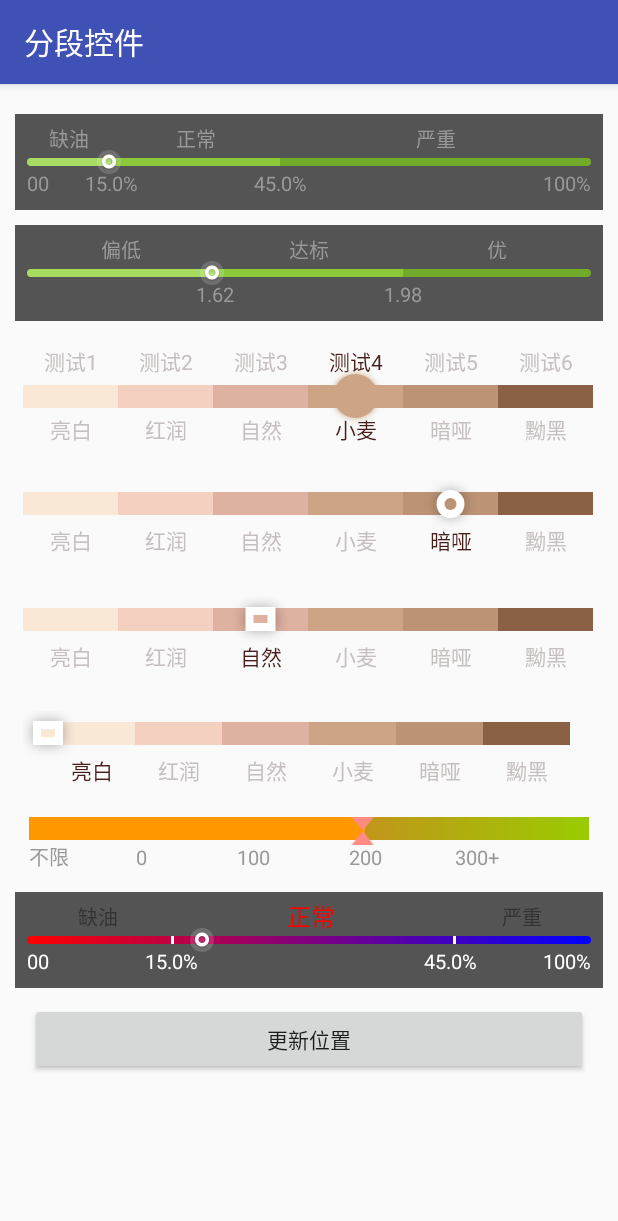
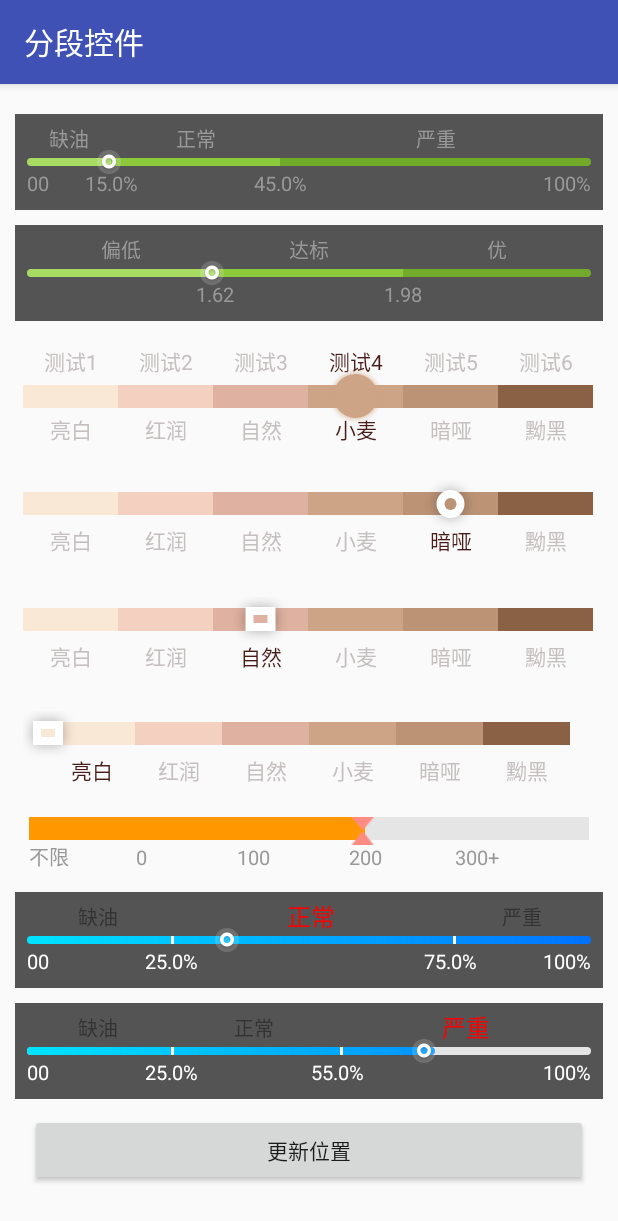
Before and after one commit to zhou-you/EasySegmentedBarView, an Android app: the TestActivity screen opened directly, with no data from a screen before it, on a phone screen of 412 x 824 dp. Shown: the top 1221 px of the screen. Run offline under Robolectric (Android 15) with nearby library versions, the phone set to English and light mode, and no system bars.

Commit message:
增加进度动态计算颜色

```diff
--- a/app/src/main/java/com/zhouyou/view/segmentedbar/demo/TestActivity.java
+++ b/app/src/main/java/com/zhouyou/view/segmentedbar/demo/TestActivity.java
@@ -42,6 +42,7 @@ public class TestActivity extends AppCompatActivity {
         createBarViewTest6();
         createBarViewTest7();
         createBarViewTest8();
+        createBarViewTest9();
     }
 
     //设置滑块类型
@@ -199,14 +200,29 @@ public class TestActivity extends AppCompatActivity {
         Segment segment1 = new Segment(0.0f, 25.0f, "", Color.TRANSPARENT).setDescriptionText("00").setTopDescriptionText("缺油");
         segments.add(segment1);
         //中间显示用40%&60%  “&” 分割
-        Segment segment2 = new Segment(25.0f, 75.0f, "", Color.TRANSPARENT).setDescriptionText("15.0%&45.0%").setTopDescriptionText("正常");
+        Segment segment2 = new Segment(25.0f, 75.0f, "", Color.TRANSPARENT).setDescriptionText("25.0%&75.0%").setTopDescriptionText("正常");
         segments.add(segment2);
         Segment segment3 = new Segment(75.0f, 100.0f, "", Color.TRANSPARENT).setDescriptionText("100%").setTopDescriptionText("严重");
         segments.add(segment3);
         barView1.setShowDescriptionText(true);
-        barView1.setValue(30.6f);
+        barView1.setValue(35.0f);
         barView1.setSegments(segments);
-        barView1.setGradientBgSegmentColor(Color.RED,Color.BLUE);
+        //barView1.setGradientBgSegmentColor(Color.RED,Color.BLUE);
+    }
+    private void createBarViewTest9() {
+        SegmentedBarView barView1 = (SegmentedBarView) findViewById(R.id.slider_type_bar_view_thumb9);
+        int colors[] = new int[]{Color.parseColor("#a8db62"), Color.parseColor("#8bc93a"), Color.parseColor("#72ab2a")};
+        ArrayList<Segment> segments = new ArrayList<>();
+        Segment segment1 = new Segment(0.0f, 25.0f, "", Color.TRANSPARENT).setDescriptionText("00").setTopDescriptionText("缺油");
+        segments.add(segment1);
+        //中间显示用40%&60%  “&” 分割
+        Segment segment2 = new Segment(25.0f, 55.0f, "", Color.TRANSPARENT).setDescriptionText("25.0%&55.0%").setTopDescriptionText("正常");
+        segments.add(segment2);
+        Segment segment3 = new Segment(55.0f, 100.0f, "", Color.TRANSPARENT).setDescriptionText("100%").setTopDescriptionText("严重");
+        segments.add(segment3);
+        barView1.setShowDescriptionText(true);
+        barView1.setValue(70.0f);
+        barView1.setSegments(segments);
     }
 
     public void onProgress(View view) {
--- a/app/src/main/res/layout/activity_main.xml
+++ b/app/src/main/res/layout/activity_main.xml
@@ -304,8 +304,8 @@
                 android:paddingTop="5dp"
                 app:sbv_empty_segment_text="No segments"
                 app:sbv_segment_bg="true"
-                app:sbv_segment_endcolor="@color/end_color"
-                app:sbv_segment_startcolor="@color/start_color"
+                app:sbv_segment_bg_endcolor="@color/end_color"
+                app:sbv_segment_bg_startcolor="@color/start_color"
                 app:sbv_segment_gap_width="3dp"
                 app:sbv_show_description_text="false"
                 app:sbv_show_segment_text="false"
--- a/app/src/main/res/layout/activity_test.xml
+++ b/app/src/main/res/layout/activity_test.xml
@@ -153,9 +153,9 @@
                 app:sbv_description_text_color="@color/textcolor_99"
                 app:sbv_description_text_size="13sp"
                 app:sbv_segment_bg="true"
-                app:sbv_segment_endcolor="#e5e5e5"
+                app:sbv_segment_bg_endcolor="#e5e5e5"
+                app:sbv_segment_bg_startcolor="#e5e5e5"
                 app:sbv_segment_gap_width="0dp"
-                app:sbv_segment_startcolor="#e5e5e5"
                 app:sbv_show_description_text="true"
                 app:sbv_show_description_top_text="false"
                 app:sbv_show_segment_text="false"
@@ -174,19 +174,49 @@
                 app:sbv_bar_height="5dp"
                 app:sbv_descriptionAlign="Both"
                 app:sbv_descriptionTopAlign="Center"
+                app:sbv_description_highlight_text_color="#ff0000"
+                app:sbv_description_hightlight_text_size="16sp"
                 app:sbv_description_text_color="#ffffff"
+                app:sbv_description_text_size="13sp"
                 app:sbv_description_top_text_color="#333333"
-                app:sbv_description_highlight_text_color="#ff0000"
-                app:sbv_description_text_size="13sp"
-                app:sbv_description_hightlight_text_size="16sp"
+                app:sbv_segment_bg="true"
+                app:sbv_segment_bg_endcolor="@color/end_color"
+                app:sbv_segment_bg_startcolor="@color/start_color"
                 app:sbv_segment_gap_width="2dp"
                 app:sbv_segment_rule="scale"
                 app:sbv_show_description_text="true"
                 app:sbv_show_description_top_text="true"
                 app:sbv_show_segment_text="false"
+                app:sbv_side_style="rounded"
+                app:sbv_side_text_style="oneSided"
+                app:sbv_sliderImg="@mipmap/ic_weigh_slider"
+                app:sbv_sliderType="Slider" />
+
+            <com.zhouyou.view.segmentedbar.SegmentedBarView
+                android:id="@+id/slider_type_bar_view_thumb9"
+                android:layout_width="match_parent"
+                android:layout_height="wrap_content"
+                android:layout_marginTop="10dp"
+                android:background="@color/black_54"
+                app:sbv_bar_height="5dp"
+                app:sbv_descriptionAlign="Both"
+                app:sbv_descriptionTopAlign="Center"
+                app:sbv_description_highlight_text_color="#ff0000"
+                app:sbv_description_hightlight_text_size="16sp"
+                app:sbv_description_text_color="#ffffff"
+                app:sbv_description_text_size="13sp"
+                app:sbv_description_top_text_color="#333333"
                 app:sbv_segment_bg="true"
-                app:sbv_segment_endcolor="@color/end_color"
-                app:sbv_segment_startcolor="@color/start_color"
+                app:sbv_segment_bg_endcolor="#e5e5e5"
+                app:sbv_segment_bg_startcolor="#e5e5e5"
+                app:sbv_segment_gap_width="2dp"
+                app:sbv_segment_progress="true"
+                app:sbv_segment_progress_endcolor="@color/end_color"
+                app:sbv_segment_progress_startcolor="@color/start_color"
+                app:sbv_segment_rule="scale"
+                app:sbv_show_description_text="true"
+                app:sbv_show_description_top_text="true"
+                app:sbv_show_segment_text="false"
                 app:sbv_side_style="rounded"
                 app:sbv_side_text_style="oneSided"
                 app:sbv_sliderImg="@mipmap/ic_weigh_slider"
--- a/segmentedbar/src/main/java/com/zhouyou/view/segmentedbar/SegmentedBarView.java
+++ b/segmentedbar/src/main/java/com/zhouyou/view/segmentedbar/SegmentedBarView.java
@@ -83,6 +83,7 @@ public class SegmentedBarView extends View {
     private int arrowHeight;                                     //滑块箭头的高度
     private int arrowWidth;                                      //滑块箭头的宽度
     private int gapWidth;                                        //分段控件之间的间隔
+    private int gapColor;                                        //分段控件之间的间隔颜色
     private int barHeight;                                       //分段条的高度
 
     private List<Segment> segments;                             //分段控件集合
@@ -175,6 +176,7 @@ public class SegmentedBarView extends View {
             arrowHeight = a.getDimensionPixelSize(R.styleable.SegmentedBarView_sbv_arrow_height, resources.getDimensionPixelSize(R.dimen.sbv_arrow_height));
             arrowWidth = a.getDimensionPixelSize(R.styleable.SegmentedBarView_sbv_arrow_width, resources.getDimensionPixelSize(R.dimen.sbv_arrow_width));
             gapWidth = a.getDimensionPixelSize(R.styleable.SegmentedBarView_sbv_segment_gap_width, resources.getDimensionPixelSize(R.dimen.sbv_segment_gap_width));
+            gapColor = a.getColor(R.styleable.SegmentedBarView_sbv_segment_gap_color, Color.WHITE);
             valueSignRound = a.getDimensionPixelSize(R.styleable.SegmentedBarView_sbv_value_sign_round, resources.getDimensionPixelSize(R.dimen.sbv_value_sign_round));
             descriptionBoxHeight = a.getDimensionPixelSize(R.styleable.SegmentedBarView_sbv_description_box_height, resources.getDimensionPixelSize(R.dimen.sbv_description_box_height));
             descriptionBoxTopHeight = a.getDimensionPixelSize(R.styleable.SegmentedBarView_sbv_description_box_top_height, resources.getDimensionPixelSize(R.dimen.sbv_description_box_height));
@@ -456,14 +458,24 @@ public class SegmentedBarView extends View {
         if (!(value != null && (value >= minValue && value <= maxValue))) {
             return;
         }
+
+        int index = 0;
+        for (int i = 0; i < segments.size(); i++) {
+            if (value >= segments.get(i).getMinValue() && value <= segments.get(i).getMaxValue()) {
+                index = i;
+                break;
+            }
+        }
+
         float valueSignCenterPercent = (value - minValue) / (maxValue - minValue);
         float spacing = maxValue - minValue;
         float singleSegmentWidth = getContentWidth() * spacing / maxValue;
         float valueSignCenter = (int) (getPaddingLeft() + getXLeft() + valueSignCenterPercent * singleSegmentWidth);
-
+        float fraction=valueSignCenterPercent;
+        int new_color=getCurrentColor(fraction,segmentProgressColors[0],segmentProgressColors[1]);//根据进度动态计算结束颜色
         rectBounds.set(getPaddingLeft() + getXLeft(), valueSignSpaceHeight() + getPaddingTop() + descriptionBoxTopHeight() + getXtop(), (int)
-                valueSignCenter+thembW/3, barHeight + valueSignSpaceHeight() + getPaddingTop() + descriptionBoxTopHeight() + getXtop());
-        LinearGradient lg = new LinearGradient(rectBounds.left, rectBounds.top, rectBounds.right, rectBounds.bottom, segmentProgressColors[0], segmentProgressColors[1], Shader.TileMode.MIRROR);  //
+                valueSignCenter + thembW / 3 + gapWidth * index, barHeight + valueSignSpaceHeight() + getPaddingTop() + descriptionBoxTopHeight() + getXtop());
+        LinearGradient lg = new LinearGradient(rectBounds.left, rectBounds.top, rectBounds.right, rectBounds.bottom, segmentProgressColors[0], new_color, Shader.TileMode.MIRROR);  //
         progressPaint.setShader(lg);
 
         barRoundingRadius = rectBounds.height() / 2;
@@ -587,7 +599,7 @@ public class SegmentedBarView extends View {
             segmentRight = getContentWidth() / valueMax * segment.getMaxValue();
             if (!isLeftSegment && isDrawSegmentBg) {
                 RectF mRectF = new RectF();
-                grapPaint.setColor(Color.WHITE);
+                grapPaint.setColor(gapColor);
                 mRectF.set((int) segmentLeft + getPaddingLeft() + getXLeft(), valueSignSpaceHeight() + getPaddingTop() + descriptionBoxTopHeight() + getXtop(), (int) segmentLeft + getPaddingLeft() + getXLeft() + gapWidth,
                         barHeight + valueSignSpaceHeight() + descriptionBoxTopHeight() + getPaddingTop() + getXtop());
                 canvas.drawRect(mRectF, grapPaint);
@@ -598,7 +610,7 @@ public class SegmentedBarView extends View {
             segmentRight = segmentLeft + singleSegmentWidth;
             if (!isLeftSegment && isDrawSegmentBg) {
                 RectF mRectF = new RectF();
-                grapPaint.setColor(Color.WHITE);
+                grapPaint.setColor(gapColor);
                 mRectF.set((int) segmentLeft + getPaddingLeft() + getXLeft(), valueSignSpaceHeight() + getPaddingTop() + descriptionBoxTopHeight() + getXtop(), (int) segmentLeft + getPaddingLeft() + getXLeft() + gapWidth,
                         barHeight + valueSignSpaceHeight() + descriptionBoxTopHeight() + getPaddingTop() + getXtop());
                 canvas.drawRect(mRectF, grapPaint);
@@ -1051,6 +1063,13 @@ public class SegmentedBarView extends View {
         requestLayout();
     }
 
+    ////在设置画背景时，开启了isDrawSegmentBg属性，才会起作用,正常情况下只是设置间隔空白，不会给间隔设置颜色（只适用于背景渐变分段的特殊情况）
+    public void setGapColor(int gapColor) {
+        this.gapColor = gapColor;
+        invalidate();
+        requestLayout();
+    }
+
     public void setBarHeight(int barHeight) {
         this.barHeight = barHeight;
         invalidate();
@@ -1252,6 +1271,38 @@ public class SegmentedBarView extends View {
         return currentBarColor;
     }
 
+    /**
+     * 根据fraction值来计算当前的颜色。 fraction值范围  0f-1f
+     */
+    private int getCurrentColor(float fraction, int startColor, int endColor) {
+        int redCurrent;
+        int blueCurrent;
+        int greenCurrent;
+        int alphaCurrent;
+
+        int redStart = Color.red(startColor);
+        int blueStart = Color.blue(startColor);
+        int greenStart = Color.green(startColor);
+        int alphaStart = Color.alpha(startColor);
+
+        int redEnd = Color.red(endColor);
+        int blueEnd = Color.blue(endColor);
+        int greenEnd = Color.green(endColor);
+        int alphaEnd = Color.alpha(endColor);
+
+        int redDifference = redEnd - redStart;
+        int blueDifference = blueEnd - blueStart;
+        int greenDifference = greenEnd - greenStart;
+        int alphaDifference = alphaEnd - alphaStart;
+
+        redCurrent = (int) (redStart + fraction * redDifference);
+        blueCurrent = (int) (blueStart + fraction * blueDifference);
+        greenCurrent = (int) (greenStart + fraction * greenDifference);
+        alphaCurrent = (int) (alphaStart + fraction * alphaDifference);
+
+        return Color.argb(alphaCurrent, redCurrent, greenCurrent, blueCurrent);
+    }
+
     public static Builder builder(Context context) {
         return new SegmentedBarView(context).new Builder();
     }
--- a/segmentedbar/src/main/res/values/segmented_attrs.xml
+++ b/segmentedbar/src/main/res/values/segmented_attrs.xml
@@ -37,6 +37,7 @@
         <attr name="sbv_description_box_top_height" format="dimension" />
         <attr name="sbv_sliderImg" format="reference" />
         <attr name="sbv_segment_gap_width" format="dimension" />
+        <attr name="sbv_segment_gap_color" format="color" />
         <attr name="sbv_value_sign_round" format="dimension" />
         <attr name="sbv_thumb_w" format="dimension" />
         <attr name="sbv_thumb_h" format="dimension" />
```
